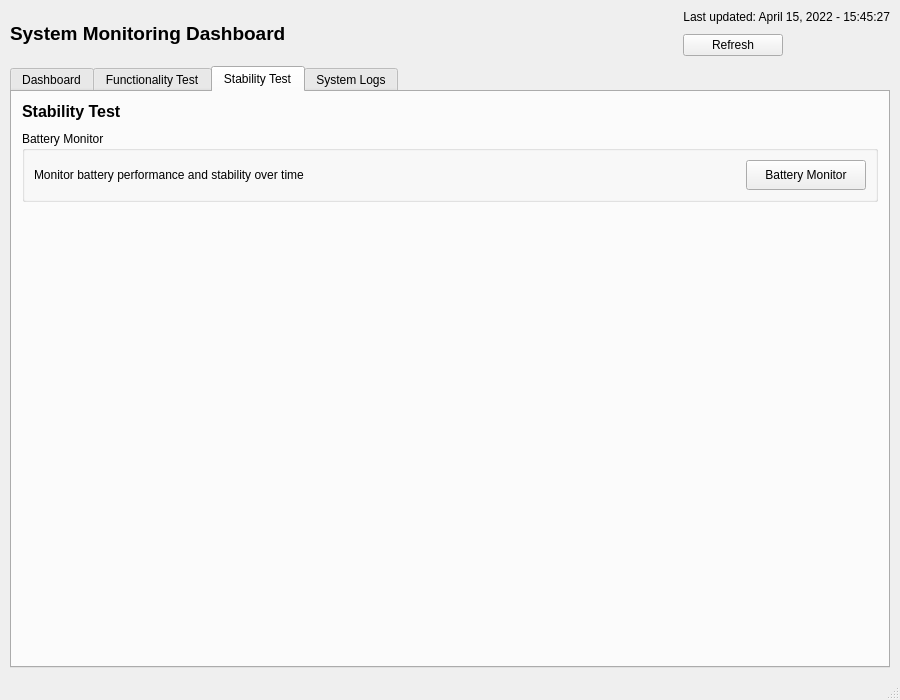
First picture: the form in gui/ui/main_window.ui, repository MingYuan-Chen/orion_v2, before the edit.
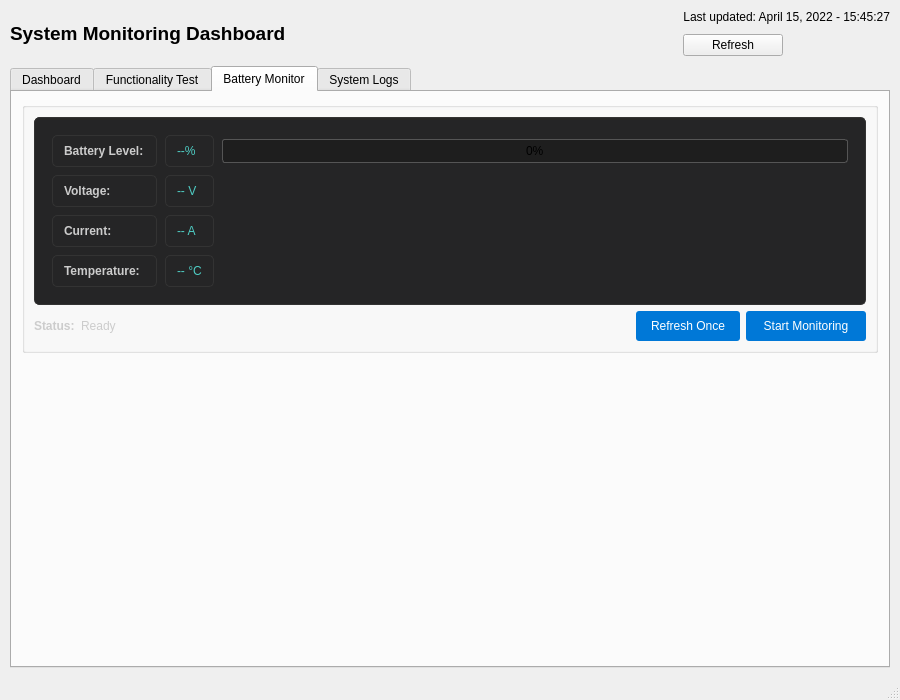
Second picture: the form after the edit. The open tabs and pages were chosen to show the change.

Commit message: implement battery monitor on new tab

```diff
--- a/gui/ui/main_window.ui
+++ b/gui/ui/main_window.ui
@@ -1118,11 +1118,11 @@
         </item>
        </layout>
       </widget>
-      <widget class="QWidget" name="tab_stability_test">
-       <attribute name="title">
-        <string>Stability Test</string>
-       </attribute>
-       <layout class="QVBoxLayout" name="verticalLayout_stability_test">
+           <widget class="QWidget" name="tab_battery_monitor">
+      <attribute name="title">
+       <string>Battery Monitor</string>
+      </attribute>
+      <layout class="QVBoxLayout" name="verticalLayout_battery_monitor">
         <property name="spacing">
          <number>10</number>
         </property>
@@ -1138,32 +1138,154 @@
         <property name="bottomMargin">
          <number>10</number>
         </property>
-        <item>
-         <widget class="QLabel" name="label_stability_test_title">
-          <property name="font">
-           <font>
-            <pointsize>12</pointsize>
-            <weight>75</weight>
-            <bold>true</bold>
-           </font>
-          </property>
-          <property name="text">
-           <string>Stability Test</string>
-          </property>
-         </widget>
-        </item>
         <item>
          <widget class="QGroupBox" name="groupBox_battery_monitor">
           <property name="title">
-           <string>Battery Monitor</string>
+           <string></string>
           </property>
           <layout class="QVBoxLayout" name="verticalLayout_battery_monitor">
            <item>
-            <layout class="QHBoxLayout" name="horizontalLayout_battery_monitor">
+            <widget class="QFrame" name="frame_battery_data">
+             <property name="frameShape">
+              <enum>QFrame::StyledPanel</enum>
+             </property>
+             <property name="frameShadow">
+              <enum>QFrame::Raised</enum>
+             </property>
+             <property name="styleSheet">
+              <string>QFrame {
+    background-color: #252526;
+    border: 1px solid #333333;
+    border-radius: 5px;
+    padding: 8px;
+}</string>
+             </property>
+             <layout class="QGridLayout" name="gridLayout_battery_data">
+              <property name="spacing">
+               <number>8</number>
+              </property>
+              <item row="0" column="0">
+               <widget class="QLabel" name="label_battery_level_title">
+                <property name="text">
+                 <string>Battery Level:</string>
+                </property>
+                <property name="styleSheet">
+                 <string>color: #CCCCCC; font-weight: bold;</string>
+                </property>
+               </widget>
+              </item>
+              <item row="0" column="1">
+               <widget class="QLabel" name="label_battery_level_value">
+                <property name="text">
+                 <string>--%</string>
+                </property>
+                <property name="styleSheet">
+                 <string>color: #4ECDC4;</string>
+                </property>
+               </widget>
+              </item>
+              <item row="0" column="2">
+               <widget class="QProgressBar" name="progressBar_battery_level">
+                <property name="value">
+                 <number>0</number>
+                </property>
+                <property name="styleSheet">
+                 <string>QProgressBar {
+    border: 1px solid #555555;
+    border-radius: 3px;
+    text-align: center;
+    background-color: #1E1E1E;
+}
+QProgressBar::chunk {
+    background-color: #4ECDC4;
+    border-radius: 2px;
+}</string>
+                </property>
+               </widget>
+              </item>
+              <item row="1" column="0">
+               <widget class="QLabel" name="label_voltage_title">
+                <property name="text">
+                 <string>Voltage:</string>
+                </property>
+                <property name="styleSheet">
+                 <string>color: #CCCCCC; font-weight: bold;</string>
+                </property>
+               </widget>
+              </item>
+              <item row="1" column="1">
+               <widget class="QLabel" name="label_voltage_value">
+                <property name="text">
+                 <string>-- V</string>
+                </property>
+                <property name="styleSheet">
+                 <string>color: #4ECDC4;</string>
+                </property>
+               </widget>
+              </item>
+              <item row="2" column="0">
+               <widget class="QLabel" name="label_current_title">
+                <property name="text">
+                 <string>Current:</string>
+                </property>
+                <property name="styleSheet">
+                 <string>color: #CCCCCC; font-weight: bold;</string>
+                </property>
+               </widget>
+              </item>
+              <item row="2" column="1">
+               <widget class="QLabel" name="label_current_value">
+                <property name="text">
+                 <string>-- A</string>
+                </property>
+                <property name="styleSheet">
+                 <string>color: #4ECDC4;</string>
+                </property>
+               </widget>
+              </item>
+              <item row="3" column="0">
+               <widget class="QLabel" name="label_temperature_title">
+                <property name="text">
+                 <string>Temperature:</string>
+                </property>
+                <property name="styleSheet">
+                 <string>color: #CCCCCC; font-weight: bold;</string>
+                </property>
+               </widget>
+              </item>
+              <item row="3" column="1">
+               <widget class="QLabel" name="label_temperature_value">
+                <property name="text">
+                 <string>-- °C</string>
+                </property>
+                <property name="styleSheet">
+                 <string>color: #4ECDC4;</string>
+                </property>
+               </widget>
+              </item>
+
+             </layout>
+            </widget>
+           </item>
+           <item>
+            <layout class="QHBoxLayout" name="horizontalLayout_battery_controls">
              <item>
-              <widget class="QLabel" name="label_battery_monitor_desc">
+              <widget class="QLabel" name="label_status_title">
                <property name="text">
-                <string>Monitor battery performance and stability over time</string>
+                <string>Status:</string>
+               </property>
+               <property name="styleSheet">
+                <string>color: #CCCCCC; font-weight: bold;</string>
+               </property>
+              </widget>
+             </item>
+             <item>
+              <widget class="QLabel" name="label_battery_status">
+               <property name="text">
+                <string>Ready</string>
+               </property>
+               <property name="styleSheet">
+                <string>color: #CCCCCC;</string>
                </property>
               </widget>
              </item>
@@ -1180,6 +1302,31 @@
                </property>
               </spacer>
              </item>
+             <item>
+              <widget class="QPushButton" name="pushButton_battery_refresh">
+               <property name="minimumSize">
+                <size>
+                 <width>100</width>
+                 <height>30</height>
+                </size>
+               </property>
+               <property name="text">
+                <string>Refresh Once</string>
+               </property>
+               <property name="styleSheet">
+                <string>QPushButton {
+    background-color: #0078D7;
+    color: white;
+    border: none;
+    padding: 6px 15px;
+    border-radius: 3px;
+}
+QPushButton:hover {
+    background-color: #1C97EA;
+}</string>
+               </property>
+              </widget>
+             </item>
              <item>
               <widget class="QPushButton" name="pushButton_battery_monitor">
                <property name="minimumSize">
@@ -1189,7 +1336,19 @@
                 </size>
                </property>
                <property name="text">
-                <string>Battery Monitor</string>
+                <string>Start Monitoring</string>
+               </property>
+               <property name="styleSheet">
+                <string>QPushButton {
+    background-color: #0078D7;
+    color: white;
+    border: none;
+    padding: 6px 15px;
+    border-radius: 3px;
+}
+QPushButton:hover {
+    background-color: #1C97EA;
+}</string>
                </property>
               </widget>
              </item>
@@ -1199,7 +1358,7 @@
          </widget>
         </item>
         <item>
-         <spacer name="verticalSpacer_stability_test">
+         <spacer name="verticalSpacer_battery_monitor">
           <property name="orientation">
            <enum>Qt::Vertical</enum>
           </property>
```
The commit also changes 13 other files.
